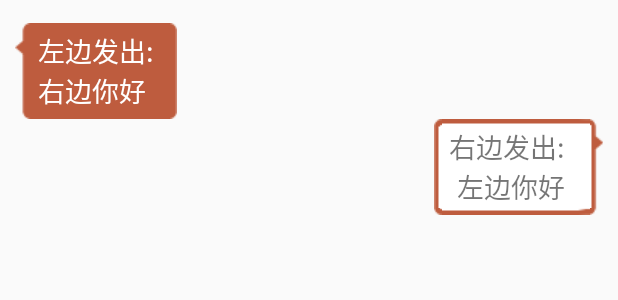
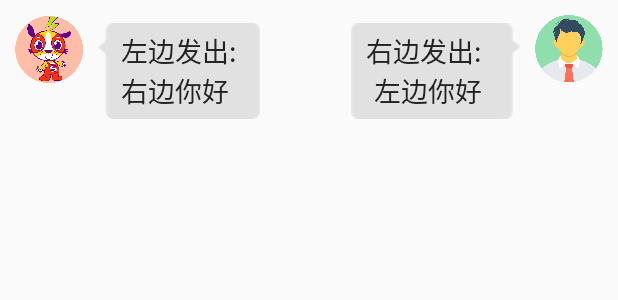
Before and after one commit to yezy17/Sohotgo_APP, an Android app: the layout item_layout.xml on its own in the app's theme, with its tools: preview values and no code run, on a phone screen of 412 x 824 dp. Shown: the top 300 px of the screen. Run offline under Robolectric (Android 15) with nearby library versions, the phone set to English and light mode, and no system bars.

Commit message:
update UI 4

```diff
--- a/app/src/main/AndroidManifest.xml
+++ b/app/src/main/AndroidManifest.xml
@@ -12,9 +12,9 @@
     <application
         android:allowBackup="true"
         android:networkSecurityConfig="@xml/network_security_config"
-        android:icon="@mipmap/ic_launcher"
-        android:label="@string/app_name"
-        android:roundIcon="@mipmap/ic_launcher_round"
+        android:icon="@drawable/icon"
+        android:label="搜热狗"
+        android:roundIcon="@drawable/icon"
         android:supportsRtl="true"
         android:theme="@style/AppTheme"
         tools:targetApi="n">
--- a/app/src/main/res/layout/item_layout.xml
+++ b/app/src/main/res/layout/item_layout.xml
@@ -1,39 +1,87 @@
 <?xml version="1.0" encoding="utf-8"?>
-<LinearLayout xmlns:android="http://schemas.android.com/apk/res/android"
+<androidx.constraintlayout.widget.ConstraintLayout xmlns:android="http://schemas.android.com/apk/res/android"
+    xmlns:app="http://schemas.android.com/apk/res-auto"
+    xmlns:tools="http://schemas.android.com/tools"
+    android:id="@+id/linearLayout4"
     android:layout_width="match_parent"
     android:layout_height="wrap_content"
-    android:orientation="vertical"
-    android:paddingTop="15dp"
-    android:paddingBottom="15dp">
+    android:paddingBottom="10dp">
 
-    <TextView
-        android:id="@+id/leftTv"
-        android:layout_width="wrap_content"
+    <ImageView
+        android:id="@+id/leftIv"
+        android:layout_width="45dp"
+        android:layout_height="45dp"
+        android:layout_marginStart="10dp"
+        android:layout_marginTop="10dp"
+        app:layout_constraintStart_toStartOf="parent"
+        app:layout_constraintTop_toTopOf="parent"
+        app:srcCompat="@drawable/dog_profile" />
+
+    <ImageView
+        android:id="@+id/rightIv"
+        android:layout_width="45dp"
+        android:layout_height="45dp"
+        android:layout_marginTop="10dp"
+        android:layout_marginEnd="10dp"
+        app:layout_constraintEnd_toEndOf="parent"
+        app:layout_constraintTop_toTopOf="parent"
+        app:srcCompat="@drawable/user_profile" />
+
+    <androidx.constraintlayout.widget.ConstraintLayout
+        android:layout_width="0dp"
         android:layout_height="wrap_content"
-        android:layout_marginStart="10dp"
-        android:background="@drawable/communicate_left1"
-        android:paddingStart="15dp"
-        android:paddingTop="5dp"
-        android:paddingEnd="15dp"
-        android:paddingBottom="5dp"
-        android:text="左边发出:\n右边你好"
-        android:textColor="#FFFFFF"
-        android:textSize="18sp" />
+        android:layout_marginStart="65dp"
+        android:layout_marginTop="5dp"
+        android:layout_marginEnd="65dp"
+        app:layout_constraintEnd_toEndOf="parent"
+        app:layout_constraintStart_toStartOf="parent"
+        app:layout_constraintTop_toTopOf="@+id/rightIv">
 
         <TextView
             android:id="@+id/rightTv"
 
             android:layout_width="wrap_content"
             android:layout_height="wrap_content"
-        android:layout_gravity="right"
-        android:layout_marginEnd="10dp"
             android:background="@drawable/communicate_right1"
+            android:backgroundTint="#E1E1E1"
             android:gravity="right"
             android:paddingStart="10dp"
             android:paddingTop="5dp"
             android:paddingEnd="25dp"
             android:paddingBottom="5dp"
             android:text="右边发出:\n左边你好"
-        android:textSize="18sp" />
+            android:textColor="#222222"
+            android:textSize="18sp"
+            app:layout_constraintEnd_toEndOf="parent"
+            app:layout_constraintTop_toTopOf="parent" />
+    </androidx.constraintlayout.widget.ConstraintLayout>
 
-</LinearLayout>
+    <androidx.constraintlayout.widget.ConstraintLayout
+        android:id="@+id/constraintLayout"
+        android:layout_width="0dp"
+        android:layout_height="wrap_content"
+        android:layout_marginStart="65dp"
+        android:layout_marginTop="5dp"
+        android:layout_marginEnd="65dp"
+        app:layout_constraintEnd_toEndOf="parent"
+        app:layout_constraintStart_toStartOf="parent"
+        app:layout_constraintTop_toTopOf="@+id/leftIv">
+
+        <TextView
+            android:id="@+id/leftTv"
+            android:layout_width="wrap_content"
+            android:layout_height="wrap_content"
+            android:background="@drawable/communicate_left1"
+            android:backgroundTint="#E1E1E1"
+            android:paddingStart="15dp"
+            android:paddingTop="5dp"
+            android:paddingEnd="15dp"
+            android:paddingBottom="5dp"
+            android:text="左边发出:\n右边你好"
+            android:textColor="#222222"
+            android:textSize="18sp"
+            app:layout_constraintStart_toStartOf="parent"
+            app:layout_constraintTop_toTopOf="parent" />
+    </androidx.constraintlayout.widget.ConstraintLayout>
+
+</androidx.constraintlayout.widget.ConstraintLayout>
```
Also changed, not shown: app/src/main/java/com/example/sohotgo_test/ItemAdapter.java (+8 -1 lines), app/src/main/java/com/example/sohotgo_test/TextAdapter.java (deleted, +0 -83 lines), app/src/main/res/drawable/dog_profile.png (added), app/src/main/res/drawable/icon.png (added), app/src/main/res/drawable/user_profile.png (added). Lines whose indentation alone changed are shown as unchanged.
